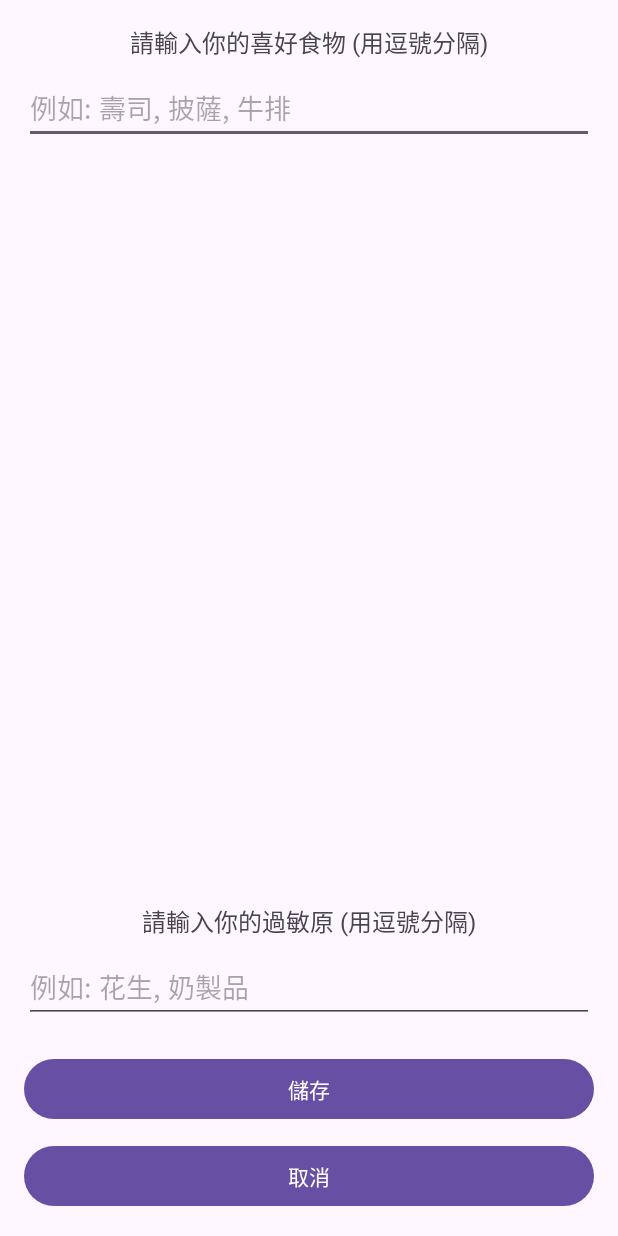
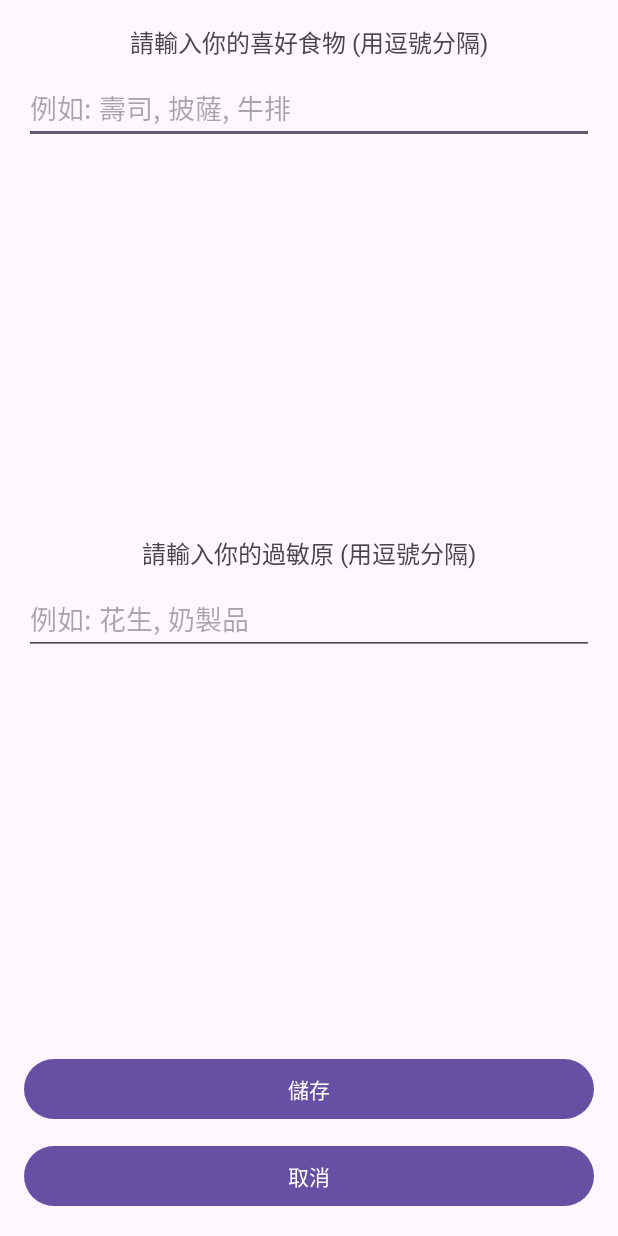
Before and after one commit to rich921222/android-dev, an Android app: the EditPreferencesActivity screen opened directly, with no data from a screen before it, on a phone screen of 412 x 824 dp. Run offline under Robolectric (Android 15) with nearby library versions, the light colour scheme and no system bars; our stand-ins replace Firebase (no records; nobody signed in at launch, a user with empty details on screens opened directly).

Commit message:
更新allergies刪除時，沒辦法完全刪除的問題

```diff
--- a/app/src/main/java/com/example/dinner_app/FoodAdapter.kt
+++ b/app/src/main/java/com/example/dinner_app/FoodAdapter.kt
@@ -17,7 +17,8 @@ class FoodAdapter(
     private val userRef: DatabaseReference,  // ✅ 傳入 Firebase DatabaseReference
     private val database: DatabaseReference,  // Firebase DatabaseReference
     private val auth: FirebaseAuth,  // 傳入 FirebaseAuth 實例
-    private val onDeleteClick: (String) -> Unit  // ✅ 讓 Adapter 支援刪除 Callback
+    private val onDeleteClick: (String) -> Unit,  // ✅ 讓 Adapter 支援刪除 Callback
+    private val dataType: String // "food" or "allergies"
 ) : RecyclerView.Adapter<FoodAdapter.FoodViewHolder>() {
 
     class FoodViewHolder(itemView: View) : RecyclerView.ViewHolder(itemView) {
@@ -49,7 +50,7 @@ class FoodAdapter(
 
         // 使用 Firebase 中的 orderByValue 查找要刪除的食物
         val userId = auth.currentUser?.uid ?: return
-        val userRef = database.child("users").child(userId).child("preferences").child("food")
+        val userRef = database.child("users").child(userId).child("preferences").child(dataType)
 
         // 查找並刪除食物
         userRef.orderByValue().equalTo(foodToRemove).addListenerForSingleValueEvent(object : ValueEventListener {
--- a/app/src/main/res/layout/activity_edit_preferences.xml
+++ b/app/src/main/res/layout/activity_edit_preferences.xml
@@ -48,10 +48,21 @@
         android:layout_height="wrap_content"
         android:hint="例如: 花生, 奶製品" />
 
-    <androidx.recyclerview.widget.RecyclerView
-        android:id="@+id/allergyRecyclerView"
+    <!-- 讓 RecyclerView 在 NestedScrollView 內滾動 -->
+    <androidx.core.widget.NestedScrollView
         android:layout_width="match_parent"
-        android:layout_height="wrap_content"/>
+        android:layout_height="wrap_content"
+        android:layout_marginTop="8dp"
+        android:layout_weight="1">
+
+        <androidx.recyclerview.widget.RecyclerView
+            android:id="@+id/allergyRecyclerView"
+            android:layout_width="match_parent"
+            android:layout_height="wrap_content"
+            android:minHeight="100dp"
+            android:maxHeight="200dp" />
+
+    </androidx.core.widget.NestedScrollView>
 
     <Button
         android:id="@+id/saveButton"
```
Also changed, not shown: app/src/main/java/com/example/dinner_app/EditPreferencesActivity.kt (+35 -13 lines).
